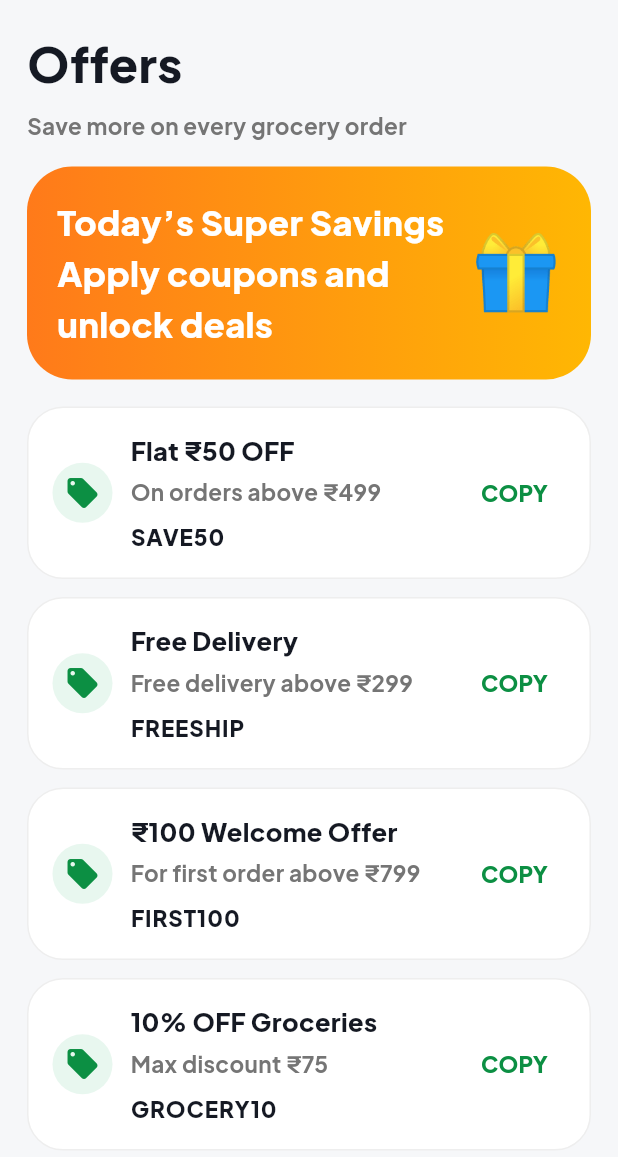
After one commit to kamroon93100/grocery-app, a Flutter app: the OffersScreen screen opened directly, on a phone screen of 412 x 824 dp. The commit adds this screen. Shown: the top 1157 px of the screen. Run offline on Flutter 3.47's test engine with Material 3 defaults, Android fonts, the phone set to English and light mode, and no system bars; our stand-ins replace cached_network_image, carousel_slider, connectivity_plus, flutter_local_notifications, flutter_map, flutter_secure_storage and 11 more; accounts and stored records are empty; network calls fail; statements that could not run were skipped.

Commit message:
Add offers screen

```diff
--- a/lib/screens/home/home_screen.dart
+++ b/lib/screens/home/home_screen.dart
@@ -11,6 +11,7 @@ import '../../widgets/home/category_chip_v2.dart';
 import 'package:grocery_local/screens/cart/cart_screen.dart';
 import '../search/kohli_search_screen.dart';
 import '../profile/profile_screen.dart';
+import '../offers/offers_screen.dart';
 import '../orders/orders_screen.dart';
 import '../../widgets/home/kohli_banner_carousel.dart';
 import '../../widgets/categories/category_strip.dart';
@@ -72,7 +73,8 @@ class _HomeScreenState extends State<HomeScreen> {
         destinations: const [
           NavigationDestination(icon: Icon(Icons.home_outlined), selectedIcon: Icon(Icons.home), label: 'Home'),
           NavigationDestination(icon: Icon(Icons.grid_view_outlined), selectedIcon: Icon(Icons.grid_view), label: 'Categories'),
-          NavigationDestination(icon: Icon(Icons.shopping_cart_outlined), selectedIcon: Icon(Icons.shopping_cart), label: 'Cart'),
+            NavigationDestination(icon: Icon(Icons.local_offer_outlined), selectedIcon: Icon(Icons.local_offer), label: 'Offers'),
+            NavigationDestination(icon: Icon(Icons.shopping_cart_outlined), selectedIcon: Icon(Icons.shopping_cart), label: 'Cart'),
           NavigationDestination(icon: Icon(Icons.person_outline), selectedIcon: Icon(Icons.person), label: 'Account'),
         ],
       ),
--- /dev/null
+++ b/lib/screens/offers/offers_screen.dart
@@ -0,0 +1,82 @@
+import 'package:flutter/material.dart';
+import 'package:flutter/services.dart';
+import 'package:provider/provider.dart';
+import '../../providers/cart_provider.dart';
+
+class OffersScreen extends StatelessWidget {
+  const OffersScreen({super.key});
+
+  static const coupons = [
+    ['SAVE50', 'Flat ₹50 OFF', 'On orders above ₹499'],
+    ['FREESHIP', 'Free Delivery', 'Free delivery above ₹299'],
+    ['FIRST100', '₹100 Welcome Offer', 'For first order above ₹799'],
+    ['GROCERY10', '10% OFF Groceries', 'Max discount ₹75'],
+  ];
+
+  @override
+  Widget build(BuildContext context) {
+    final cart = context.watch<CartProvider>();
+
+    return Scaffold(
+      backgroundColor: const Color(0xfff6f7f9),
+      body: SafeArea(
+        child: ListView(
+          padding: const EdgeInsets.fromLTRB(18, 18, 18, 120),
+          children: [
+            const Text('Offers', style: TextStyle(fontSize: 32, fontWeight: FontWeight.w900)),
+            const SizedBox(height: 8),
+            Text('Save more on every grocery order', style: TextStyle(color: Colors.grey.shade600, fontWeight: FontWeight.w700)),
+            const SizedBox(height: 16),
+            Container(
+              padding: const EdgeInsets.all(20),
+              decoration: BoxDecoration(
+                gradient: const LinearGradient(colors: [Color(0xffff7a1a), Color(0xffffb703)]),
+                borderRadius: BorderRadius.circular(30),
+              ),
+              child: const Row(
+                children: [
+                  Expanded(child: Text('Today’s Super Savings\nApply coupons and unlock deals', style: TextStyle(color: Colors.white, fontSize: 23, fontWeight: FontWeight.w900))),
+                  Text('🎁', style: TextStyle(fontSize: 48)),
+                ],
+              ),
+            ),
+            const SizedBox(height: 18),
+            ...coupons.map((c) => Container(
+              margin: const EdgeInsets.only(bottom: 12),
+              padding: const EdgeInsets.all(16),
+              decoration: BoxDecoration(
+                color: Colors.white,
+                borderRadius: BorderRadius.circular(24),
+                border: Border.all(color: const Color(0xffeeeeee)),
+              ),
+              child: Row(
+                children: [
+                  const CircleAvatar(backgroundColor: Color(0xffe8f7ef), child: Icon(Icons.local_offer_rounded, color: Color(0xff0c8f43))),
+                  const SizedBox(width: 12),
+                  Expanded(
+                    child: Column(crossAxisAlignment: CrossAxisAlignment.start, children: [
+                      Text(c[1], style: const TextStyle(fontSize: 17, fontWeight: FontWeight.w900)),
+                      const SizedBox(height: 4),
+                      Text(c[2], style: TextStyle(color: Colors.grey.shade600, fontWeight: FontWeight.w700)),
+                      const SizedBox(height: 8),
+                      Text(c[0], style: const TextStyle(fontWeight: FontWeight.w900, letterSpacing: .6)),
+                    ]),
+                  ),
+                  TextButton(
+                    onPressed: () {
+                      Clipboard.setData(ClipboardData(text: c[0]));
+                      ScaffoldMessenger.of(context).showSnackBar(SnackBar(content: Text('${c[0]} copied')));
+                    },
+                    child: const Text('COPY', style: TextStyle(fontWeight: FontWeight.w900, color: Color(0xff0c8f43))),
+                  ),
+                ],
+              ),
+            )),
+            if (cart.itemCount > 0)
+              Text('Cart value: ₹${cart.totalAmount.toStringAsFixed(0)}', style: const TextStyle(fontWeight: FontWeight.w900)),
+          ],
+        ),
+      ),
+    );
+  }
+}
```
